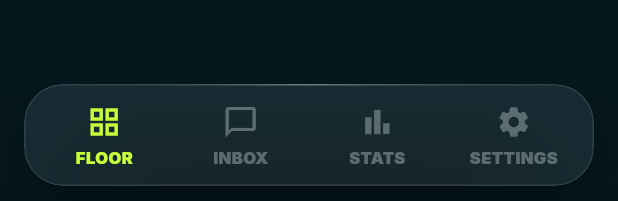
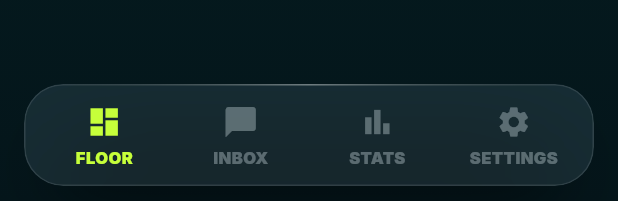
Before and after one commit to machavarianicotne-debug/pokerspot, a Flutter app: the PitBossHome widget shown alone on an empty page, opened directly, on a phone screen of 412 x 824 dp. Shown: the part 1032-1233 px from the top of the screen. Run offline on Flutter 3.47's test engine with Material 3 defaults, Android fonts, the phone set to English and light mode, and no system bars; our stand-ins replace cloud_firestore, firebase_auth, firebase_core, firebase_messaging, flutter_riverpod, go_router and 1 more; accounts and stored records are empty.

Commit message:
style(nav): use filled tab-bar icons (player + pit boss)
Match the filled Clubs glyph: chat_bubble (was _outline), bar_chart for
Activity (was show_chart line), dashboard for the pit-boss Floor (was
grid_view outline). Solid icons across both bottom bars.

Co-Authored-By: Claude Opus 4.8 (1M context) <noreply@anthropic.com>

```diff
--- a/pokerspot/lib/features/home/presentation/pit_boss_home.dart
+++ b/pokerspot/lib/features/home/presentation/pit_boss_home.dart
@@ -65,8 +65,8 @@ class PitBossHome extends ConsumerWidget {
         ),
       ),
       items: [
-        PsTabItem(Icons.grid_view, l10n.tabFloor),
-        PsTabItem(Icons.chat_bubble_outline, l10n.tabInbox, badge: unread),
+        PsTabItem(Icons.dashboard, l10n.tabFloor),
+        PsTabItem(Icons.chat_bubble, l10n.tabInbox, badge: unread),
         PsTabItem(Icons.bar_chart, l10n.tabStats),
         PsTabItem(Icons.settings, l10n.tabSettings),
       ],
--- a/pokerspot/lib/features/home/presentation/player_home.dart
+++ b/pokerspot/lib/features/home/presentation/player_home.dart
@@ -95,8 +95,8 @@ class PlayerHome extends ConsumerWidget {
       ),
       items: [
         PsTabItem(Icons.casino, l10n.tabClubs, glyph: '♠'),
-        PsTabItem(Icons.chat_bubble_outline, l10n.tabChat, badge: unread),
-        PsTabItem(Icons.show_chart, l10n.tabActivity),
+        PsTabItem(Icons.chat_bubble, l10n.tabChat, badge: unread),
+        PsTabItem(Icons.bar_chart, l10n.tabActivity),
         PsTabItem(Icons.person, l10n.tabProfile),
       ],
       tabs: const [ClubsListScreen(), PlayerChatInboxScreen(), ActivityScreen(), ProfileScreen()],
```
